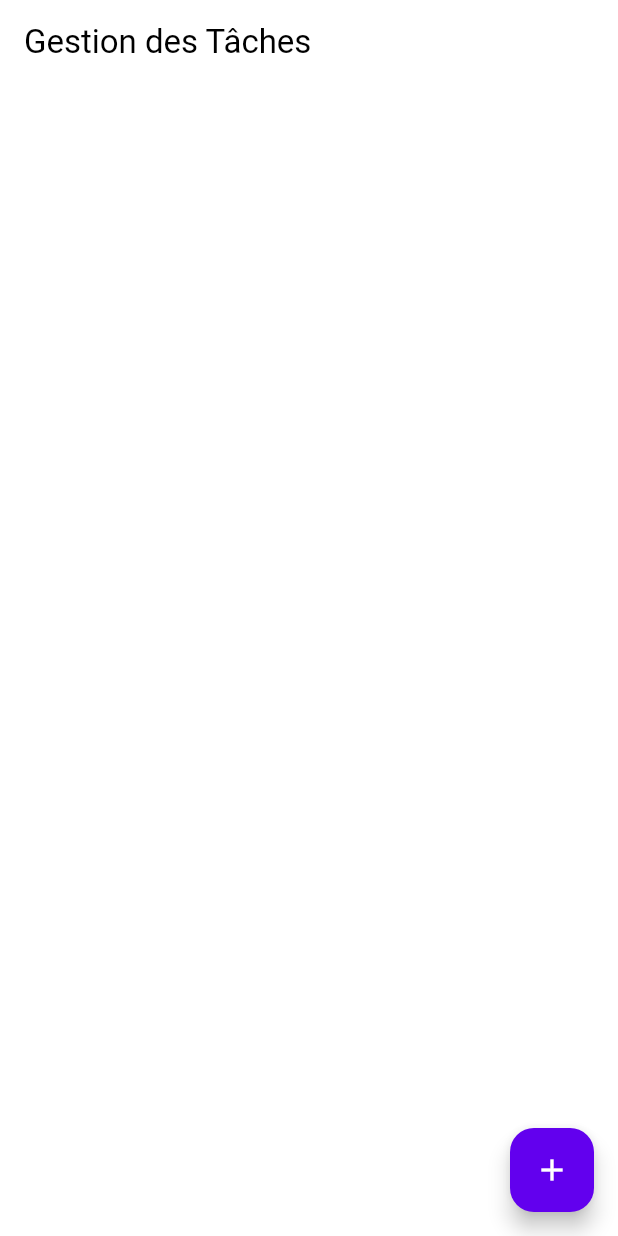
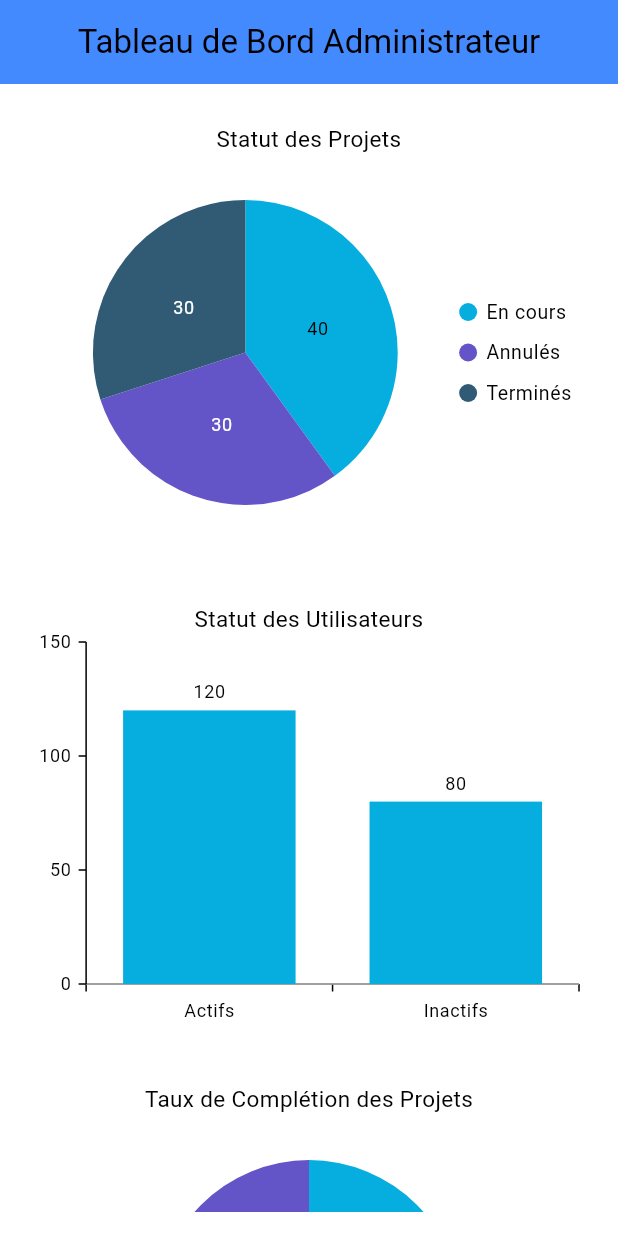
Before and after one commit to Diose2022/flutter_exam, a Flutter app: the screen it shows after launch, on a phone screen of 412 x 824 dp. Run offline on Flutter 3.47's test engine with Material 3 defaults, Android fonts, the phone set to English and light mode, and no system bars; our stand-ins replace cloud_firestore, firebase_auth, firebase_core, fl_chart, get, google_fonts and 2 more; accounts and stored records are empty.

Commit message:
second commit

```diff
--- /dev/null
+++ b/lib/common/views/admin_dashboard.dart
@@ -0,0 +1,123 @@
+import 'package:flutter/material.dart';
+import 'package:syncfusion_flutter_charts/charts.dart';
+
+class AdminDashboardScreen extends StatelessWidget {
+  @override
+  Widget build(BuildContext context) {
+    return Scaffold(
+      appBar: AppBar(
+        title: Text('Tableau de Bord Administrateur'),
+        centerTitle: true,
+        backgroundColor: Colors.blueAccent,
+      ),
+      body: Padding(
+        padding: const EdgeInsets.all(16.0),
+        child: ListView(
+          children: [
+            _buildProjectStatusChart(),
+            SizedBox(height: 20),
+            _buildUserStatusChart(),
+            SizedBox(height: 20),
+            _buildCompletionRateChart(),
+            SizedBox(height: 20),
+            _buildTeamPerformanceChart(),
+            SizedBox(height: 20),
+            _buildUserManagement(),
+          ],
+        ),
+      ),
+    );
+  }
+
+  Widget _buildProjectStatusChart() {
+    return SfCircularChart(
+      title: ChartTitle(text: 'Statut des Projets'),
+      legend: Legend(isVisible: true),
+      series: <CircularSeries>[
+        PieSeries<_ChartData, String>(
+          dataSource: [
+            _ChartData('En cours', 40),
+            _ChartData('Annulés', 30),
+            _ChartData('Terminés', 30),
+          ],
+          xValueMapper: (data, _) => data.label,
+          yValueMapper: (data, _) => data.value,
+          dataLabelSettings: DataLabelSettings(isVisible: true),
+        )
+      ],
+    );
+  }
+
+  Widget _buildUserStatusChart() {
+    return SfCartesianChart(
+      title: ChartTitle(text: 'Statut des Utilisateurs'),
+      primaryXAxis: CategoryAxis(),
+      series: <CartesianSeries>[
+        ColumnSeries<_ChartData, String>(
+          dataSource: [
+            _ChartData('Actifs', 120),
+            _ChartData('Inactifs', 80),
+          ],
+          xValueMapper: (data, _) => data.label,
+          yValueMapper: (data, _) => data.value,
+          dataLabelSettings: DataLabelSettings(isVisible: true),
+        )
+      ],
+    );
+  }
+
+  Widget _buildCompletionRateChart() {
+    return SfCircularChart(
+      title: ChartTitle(text: 'Taux de Complétion des Projets'),
+      series: <CircularSeries>[
+        DoughnutSeries<_ChartData, String>(
+          dataSource: [
+            _ChartData('Complété', 75),
+            _ChartData('Restant', 25),
+          ],
+          xValueMapper: (data, _) => data.label,
+          yValueMapper: (data, _) => data.value,
+          dataLabelSettings: DataLabelSettings(isVisible: true),
+        )
+      ],
+    );
+  }
+
+  Widget _buildTeamPerformanceChart() {
+    return SfCartesianChart(
+      title: ChartTitle(text: 'Performance des Équipes'),
+      primaryXAxis: CategoryAxis(),
+      series: <CartesianSeries>[
+        ColumnSeries<_ChartData, String>(
+          dataSource: [
+            _ChartData('Équipe A', 90),
+            _ChartData('Équipe B', 70),
+            _ChartData('Équipe C', 60),
+            _ChartData('Équipe D', 80),
+          ],
+          xValueMapper: (data, _) => data.label,
+          yValueMapper: (data, _) => data.value,
+          dataLabelSettings: DataLabelSettings(isVisible: true),
+        )
+      ],
+    );
+  }
+
+  Widget _buildUserManagement() {
+    return ListTile(
+      title: Text('Utilisateur 1'),
+      trailing: Switch(
+        value: true,
+        onChanged: (bool value) {
+          // Logique pour activer/désactiver le compte utilisateur
+        },
+      ),
+    );
+  }
+}
+
+class _ChartData {
+  final String label;
+  final double value;
+  _ChartData(this.label, this.value);
+}
--- a/lib/common/views/create_project_screen.dart
+++ b/lib/common/views/create_project_screen.dart
@@ -1,3 +1,4 @@
+import 'package:examen_flutter/common/views/project_statistic.dart';
 import 'package:flutter/material.dart';
 import 'package:cloud_firestore/cloud_firestore.dart';
 import 'package:intl/intl.dart'; // Pour formater les dates
--- a/lib/main.dart
+++ b/lib/main.dart
@@ -1,9 +1,12 @@
 
 import 'package:examen_flutter/common/constants_colors.dart';
 import 'package:examen_flutter/common/views/add_member_screen.dart';
+import 'package:examen_flutter/common/views/admin_dashboard.dart';
 import 'package:examen_flutter/common/views/auth_screen.dart';
 import 'package:examen_flutter/common/views/create_project_screen.dart';
+import 'package:examen_flutter/common/views/kanban_screen.dart';
 import 'package:examen_flutter/common/views/main_screen.dart';
+import 'package:examen_flutter/common/views/project_statistic.dart';
 import 'package:examen_flutter/common/views/task_screen.dart';
 import 'package:firebase_core/firebase_core.dart';
 import 'package:flutter/material.dart';
@@ -35,7 +38,7 @@ class MyApp extends StatelessWidget {
       ),
 
       themeMode: ThemeMode.system,
-      home: TaskScreen()
+      home: AdminDashboardScreen()
     );
   }
 }
--- a/pubspec.yaml
+++ b/pubspec.yaml
@@ -43,7 +43,8 @@ dependencies:
   # The following adds the Cupertino Icons font to your application.
   # Use with the CupertinoIcons class for iOS style icons.
   #flutter_local_notifications: ^19.0.0
-  fl_chart: ^0.70.0
+  fl_chart: ^0.70.2
+  syncfusion_flutter_charts: 29.1.33
   #syncfusion_flutter_charts: ^29.1.33
 dev_dependencies:
   flutter_test:
```
Also changed, not shown: lib/common/views/kanban_screen.dart (+17 -35 lines), lib/common/views/project_statistic.dart (added, +79 -0 lines), pubspec.lock.
